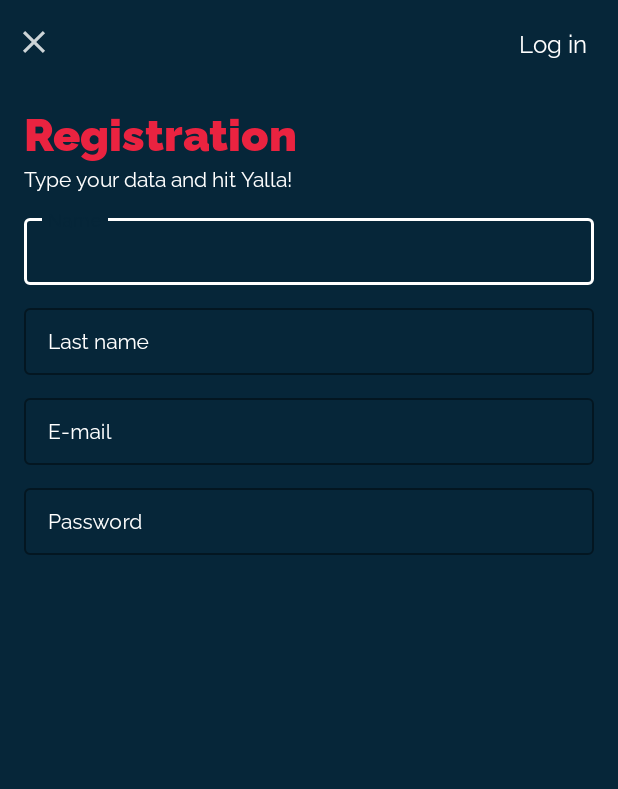
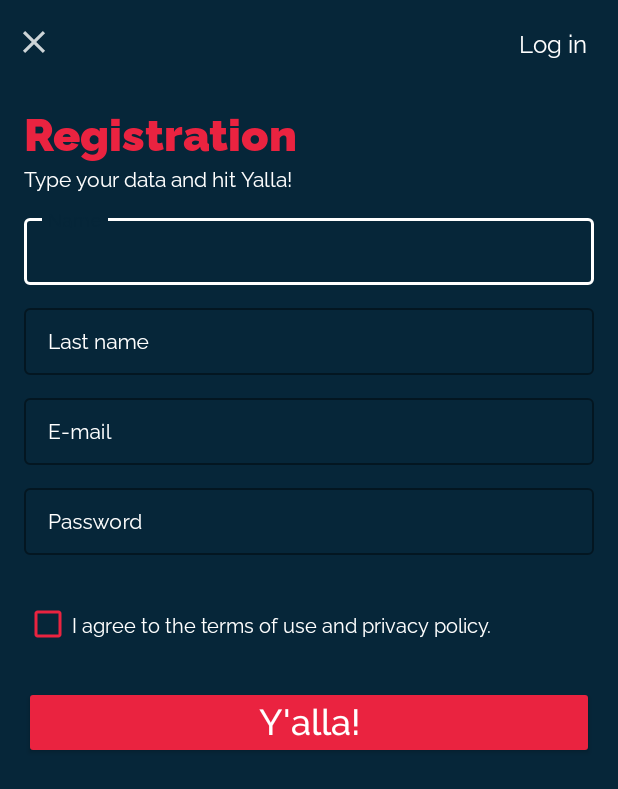
Before and after one commit to tarakan747/ILCarro, an Android app: the fragment RegistrationFragment shown on its own in the app's theme, on a phone screen of 412 x 824 dp. Shown: the top 789 px of the screen. Run offline under Robolectric (Android 15) with nearby library versions, the phone set to English and light mode, and no system bars.

Commit message:
registration XML

```diff
--- a/app/src/main/java/com/example/ilcarroappl/LoginFragment.java
+++ b/app/src/main/java/com/example/ilcarroappl/LoginFragment.java
@@ -1,5 +1,6 @@
 package com.example.ilcarroappl;
 
+import android.graphics.Paint;
 import android.os.Bundle;
 
 import androidx.fragment.app.Fragment;
@@ -31,11 +32,12 @@ public class LoginFragment extends Fragment {
                              Bundle savedInstanceState) {
         View view = inflater.inflate(R.layout.fragment_login, container, false);
         email = view.findViewById(R.id.inputEmail);
-        click = view.findViewById(R.id.click_frag);
         password = view.findViewById(R.id.inputPassword);
         yalla = view.findViewById(R.id.yallaBtnFrag);
         close = view.findViewById(R.id.close_btn_login_frag);
         signUp = view.findViewById(R.id.signUpBtnFrag);
+        click = (TextView) view.findViewById(R.id.click_frag);
+        click.setPaintFlags(click.getPaintFlags() | Paint.UNDERLINE_TEXT_FLAG);
 
         yalla.setOnClickListener(v -> {
             //TODO
--- a/app/src/main/res/layout/fragment_registration.xml
+++ b/app/src/main/res/layout/fragment_registration.xml
@@ -19,7 +19,7 @@
         app:layout_constraintTop_toTopOf="parent" />
 
     <Button
-        android:id="@+id/button"
+        android:id="@+id/log_in_reg"
         style="@style/Widget.AppCompat.Button.Borderless"
         android:layout_width="wrap_content"
         android:layout_height="wrap_content"
@@ -70,7 +70,7 @@
         app:layout_constraintTop_toBottomOf="@+id/textView5" />
 
     <com.google.android.material.textfield.TextInputLayout
-        android:id="@+id/textInputLayout4"
+        android:id="@+id/inputName_reg_frag"
         style="@style/Widget.MaterialComponents.TextInputLayout.OutlinedBox"
         android:layout_width="match_parent"
         android:layout_height="50dp"
@@ -94,7 +94,7 @@
     </com.google.android.material.textfield.TextInputLayout>
 
     <com.google.android.material.textfield.TextInputLayout
-        android:id="@+id/textInputLayout5"
+        android:id="@+id/inputLastName_reg_frag"
         style="@style/Widget.MaterialComponents.TextInputLayout.OutlinedBox"
         android:layout_width="match_parent"
         android:layout_height="50dp"
@@ -105,7 +105,7 @@
         app:boxStrokeColor="@color/colorWhite"
         app:layout_constraintEnd_toEndOf="parent"
         app:layout_constraintStart_toStartOf="parent"
-        app:layout_constraintTop_toBottomOf="@+id/textInputLayout4"
+        app:layout_constraintTop_toBottomOf="@+id/inputName_reg_frag"
         app:passwordToggleTint="@color/colorWhite">
 
         <EditText
@@ -118,7 +118,7 @@
     </com.google.android.material.textfield.TextInputLayout>
 
     <com.google.android.material.textfield.TextInputLayout
-        android:id="@+id/textInputLayout6"
+        android:id="@+id/inputEmail_reg_frag"
         style="@style/Widget.MaterialComponents.TextInputLayout.OutlinedBox"
         android:layout_width="match_parent"
         android:layout_height="50dp"
@@ -129,7 +129,7 @@
         app:boxStrokeColor="@color/colorWhite"
         app:layout_constraintEnd_toEndOf="parent"
         app:layout_constraintStart_toStartOf="parent"
-        app:layout_constraintTop_toBottomOf="@+id/textInputLayout5"
+        app:layout_constraintTop_toBottomOf="@+id/inputLastName_reg_frag"
         app:passwordToggleTint="@color/colorWhite">
 
         <EditText
@@ -142,6 +142,7 @@
     </com.google.android.material.textfield.TextInputLayout>
 
     <com.google.android.material.textfield.TextInputLayout
+        android:id="@+id/inputPassword_reg_frag"
         style="@style/Widget.MaterialComponents.TextInputLayout.OutlinedBox"
         android:layout_width="match_parent"
         android:layout_height="50dp"
@@ -152,7 +153,7 @@
         app:boxStrokeColor="@color/colorWhite"
         app:layout_constraintEnd_toEndOf="parent"
         app:layout_constraintStart_toStartOf="parent"
-        app:layout_constraintTop_toBottomOf="@+id/textInputLayout6"
+        app:layout_constraintTop_toBottomOf="@+id/inputEmail_reg_frag"
         app:passwordToggleTint="@color/colorWhite">
 
         <EditText
@@ -163,4 +164,37 @@
             android:hint="Password"
             android:textSize="14sp" />
     </com.google.android.material.textfield.TextInputLayout>
+
+    <CheckBox
+        android:id="@+id/checkBox"
+        android:layout_width="wrap_content"
+        android:layout_height="wrap_content"
+        android:layout_marginStart="16dp"
+        android:layout_marginTop="30dp"
+        android:buttonTint="@color/colorRed"
+        android:fontFamily="@font/raleway_regular"
+        android:text="I agree to the terms of use and privacy policy."
+        android:textColor="@color/colorWhite"
+        android:textSize="13sp"
+        app:layout_constraintStart_toStartOf="parent"
+        app:layout_constraintTop_toBottomOf="@+id/inputPassword_reg_frag" />
+
+    <Button
+        android:id="@+id/yalla_btn_reg_frag"
+        android:layout_width="0dp"
+        android:layout_height="wrap_content"
+        android:layout_marginStart="16dp"
+        android:layout_marginTop="25dp"
+        android:layout_marginEnd="16dp"
+        android:backgroundTint="@color/colorRed"
+        android:fontFamily="@font/raleway_medium"
+        android:text="Y'alla!"
+        android:textAllCaps="false"
+        android:textColor="@color/colorWhite"
+        android:textSize="24sp"
+        app:layout_constraintEnd_toEndOf="parent"
+        app:layout_constraintStart_toStartOf="parent"
+        app:layout_constraintTop_toBottomOf="@+id/checkBox" />
+
+
 </androidx.constraintlayout.widget.ConstraintLayout>
--- a/build.gradle
+++ b/build.gradle
@@ -8,7 +8,7 @@ buildscript {
 
     }
     dependencies {
-        classpath 'com.android.tools.build:gradle:3.6.0'
+        classpath 'com.android.tools.build:gradle:3.6.1'
 
 
         // NOTE: Do not place your application dependencies here; they belong
```
